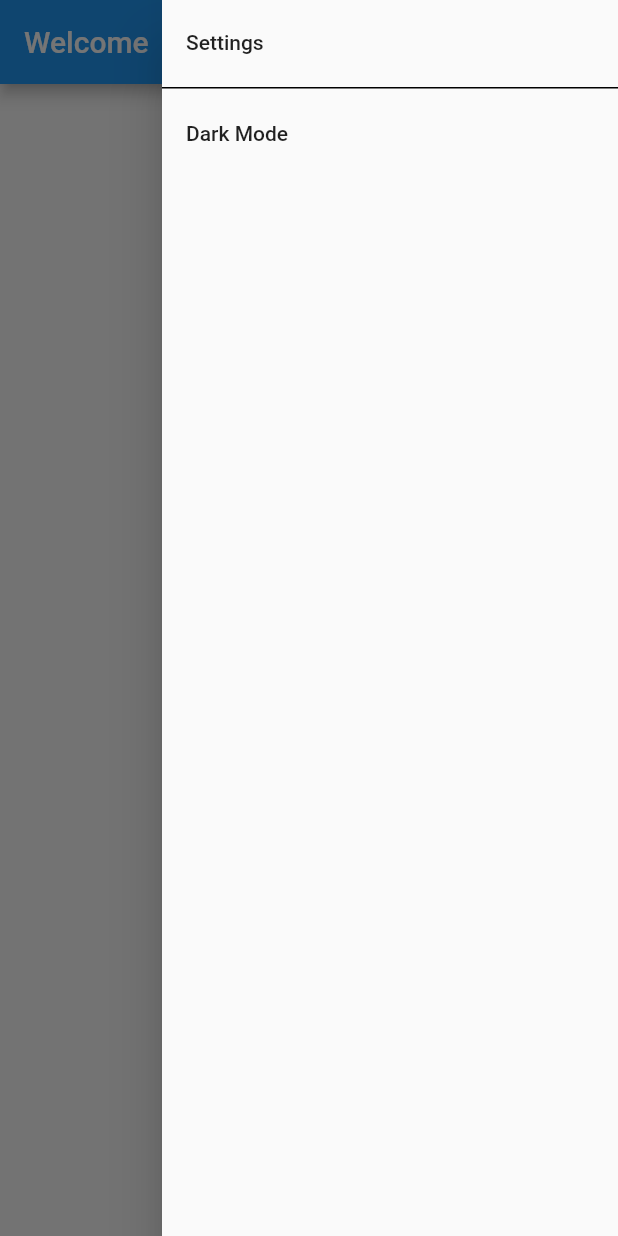
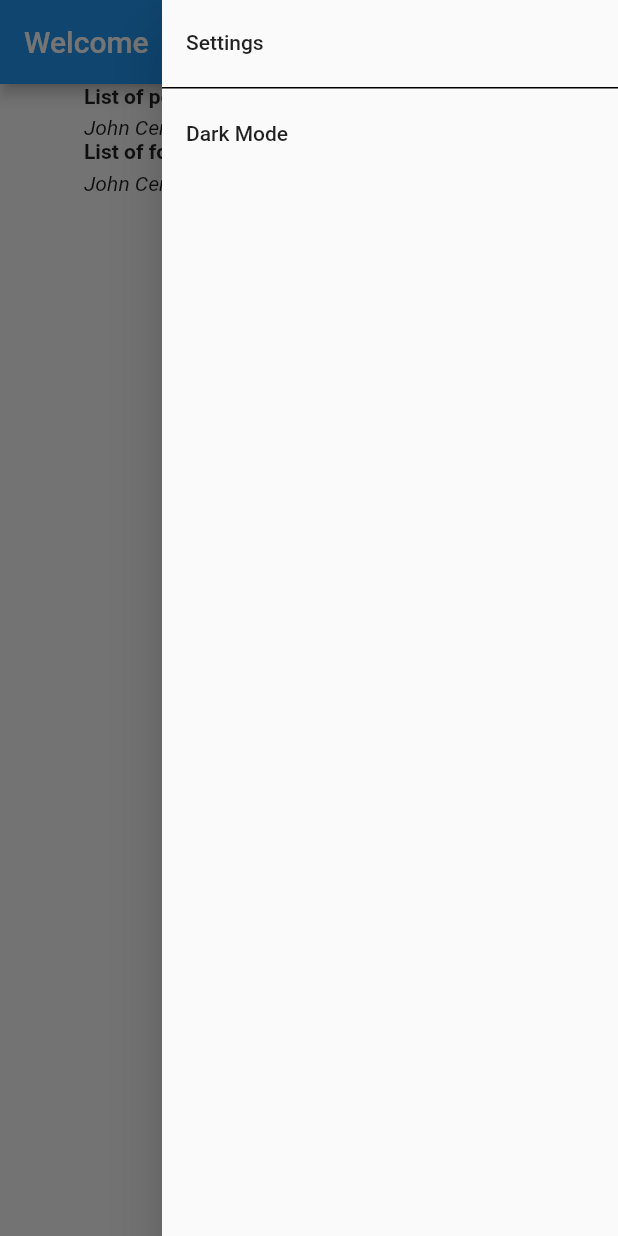
Before and after one commit to lukereynoldspi/cs492-project4, a Flutter app: the screen it shows after launch, after a tap on the "menu" icon, after a tap on "Dark Mode", on a phone screen of 412 x 824 dp. Run offline on Flutter 3.47's test engine with Material 2 defaults, Android fonts, the phone set to English and light mode, and no system bars; our stand-ins replace sqflite; accounts and stored records are empty.

Commit message:
updated project

```diff
--- a/lib/main.dart
+++ b/lib/main.dart
@@ -1,23 +1,34 @@
 import 'package:flutter/material.dart';
-import 'dart:async';
-import 'package:flutter/widgets.dart';
-import 'package:path/path.dart';
-import 'package:sqflite/sqflite.dart';
-import 'screens/new_entry_screen.dart';
 import 'screens/home_screen.dart';
 
 void main() {
   runApp(const MyApp());
 }
 
-class MyApp extends StatelessWidget {
+class MyApp extends StatefulWidget {
   const MyApp({super.key});
 
-  // This widget is the root of your application.
+  @override
+  _MyAppState createState() => _MyAppState();
+  static _MyAppState of(BuildContext context) =>
+      context.findAncestorStateOfType<_MyAppState>()!;
+}
+
+class _MyAppState extends State<MyApp> {
+  ThemeMode _themeMode = ThemeMode.system;
   @override
   Widget build(BuildContext context) {
-    return const MaterialApp(
+    return MaterialApp(
+      theme: ThemeData.dark(),
+      darkTheme: ThemeData.dark(),
+      themeMode: _themeMode,
       home: HomeScreen(),
     );
   }
+
+  void changeTheme(ThemeMode themeMode) {
+    setState(() {
+      _themeMode = themeMode;
+    });
+  }
 }
--- /dev/null
+++ b/lib/modules/journal_entry.dart
@@ -0,0 +1,43 @@
+import 'package:flutter/material.dart';
+
+class JournalEntry extends StatelessWidget {
+  String title;
+  String body;
+  int rating;
+  String date;
+
+  JournalEntry({
+    super.key,
+    required this.title,
+    required this.body,
+    required this.rating,
+    required this.date,
+  });
+
+  @override
+  Widget build(BuildContext context) {
+    return SizedBox(
+        width: 300,
+        child: Wrap(
+          spacing: 5.0,
+          runSpacing: 5.0,
+          direction: Axis.vertical,
+          children: [
+            Text(
+              title,
+              style: const TextStyle(fontWeight: FontWeight.bold),
+            ),
+            Row(mainAxisAlignment: MainAxisAlignment.spaceEvenly, children: [
+              Text(
+                body,
+                style: TextStyle(fontStyle: FontStyle.italic),
+              ),
+              Text(
+                date,
+                style: TextStyle(fontStyle: FontStyle.italic),
+              ),
+            ]),
+          ],
+        ));
+  }
+}
--- /dev/null
+++ b/lib/modules/journal_entry_list.dart
@@ -0,0 +1,35 @@
+import 'package:flutter/material.dart';
+import 'dart:async';
+import 'package:flutter/widgets.dart';
+import 'package:journal_app/screens/home_screen.dart';
+import 'package:path/path.dart';
+import 'package:sqflite/sqflite.dart';
+import 'journal_entry.dart';
+
+class JournalEntryList extends StatelessWidget {
+  const JournalEntryList({super.key});
+
+  @override
+  Widget build(BuildContext context) {
+    return MaterialApp(
+      debugShowCheckedModeBanner: false,
+      home: Scaffold(
+        body: Container(
+          alignment: Alignment.topCenter,
+          child: Column(children: [
+            JournalEntry(
+                title: "List of people I need to meet",
+                body: "John Cena, your mom, deez nuts",
+                rating: 1,
+                date: "Friday 12, May 2098"),
+            JournalEntry(
+                title: "List of food I need to eat",
+                body: "John Cena, your mom, deez nuts",
+                rating: 1,
+                date: "adiadhuadiauid"),
+          ]),
+        ),
+      ),
+    );
+  }
+}
--- a/lib/screens/home_screen.dart
+++ b/lib/screens/home_screen.dart
@@ -4,6 +4,8 @@ import 'package:flutter/widgets.dart';
 import 'package:path/path.dart';
 import 'package:sqflite/sqflite.dart';
 import 'new_entry_screen.dart';
+import '../main.dart';
+import '../modules/journal_entry_list.dart';
 
 class HomeScreen extends StatelessWidget {
   const HomeScreen({super.key});
@@ -14,21 +16,21 @@ class HomeScreen extends StatelessWidget {
     return MaterialApp(
       debugShowCheckedModeBanner: false,
       title: 'Journal App',
-      theme: ThemeData(
-        primarySwatch: Colors.blue,
-      ),
       home: Scaffold(
         appBar: AppBar(
           title: const Text('Welcome'),
         ),
+        body: Container(
+          child: const JournalEntryList(),
+        ),
         floatingActionButton: FloatingActionButton(
-          child: Icon(Icons.add),
+          child: const Icon(Icons.add),
           onPressed: () {
             Navigator.push(
               context,
               MaterialPageRoute(
                 builder: (BuildContext context) {
-                  return NewEntry();
+                  return const NewEntry();
                 },
               ),
             );
@@ -55,8 +57,7 @@ class HomeScreen extends StatelessWidget {
               ListTile(
                 title: const Text('Dark Mode'),
                 onTap: () {
-                  // Update the state of the app.
-                  // ...
+                  MyApp.of(context).changeTheme(ThemeMode.dark);
                 },
               ),
             ],
--- a/lib/screens/new_entry_screen.dart
+++ b/lib/screens/new_entry_screen.dart
@@ -1,8 +1,5 @@
 import 'package:flutter/material.dart';
-import 'dart:async';
-import 'package:flutter/widgets.dart';
 import 'package:journal_app/screens/home_screen.dart';
-import 'package:path/path.dart';
 import 'package:sqflite/sqflite.dart';
 import 'package:intl/intl.dart';
 
@@ -75,7 +72,7 @@ class _NewEntryState extends State<NewEntry> {
                 controller: ratingController,
                 decoration: const InputDecoration(
                   border: OutlineInputBorder(),
-                  hintText: 'Rating',
+                  hintText: 'Rating (1-4)',
                 ),
               ),
             ),
@@ -145,20 +142,3 @@ class _NewEntryState extends State<NewEntry> {
     );
   }
 }
-
-/*class JournalEntry {
-  final int id;
-  final String title;
-  final String body;
-  final int rating;
-  final DateTime date;
-
-  const JournalEntry({
-    required this.id,
-    required this.title,
-    required this.body,
-    required int rating,
-    required DateTime date,
-  });
-}
-*/
--- a/pubspec.yaml
+++ b/pubspec.yaml
@@ -31,7 +31,7 @@ dependencies:
   flutter:
     sdk: flutter
 
-  shared_preferences: ^0.5.7+3
+  shared_preferences:
   # The following adds the Cupertino Icons font to your application.
   # Use with the CupertinoIcons class for iOS style icons.
   cupertino_icons: ^1.0.2
```
Also changed, not shown: pubspec.lock, 1 other file.
